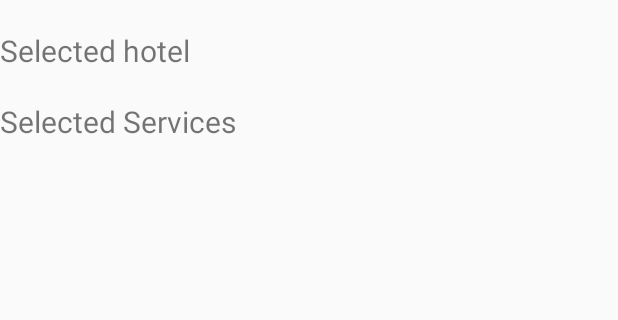
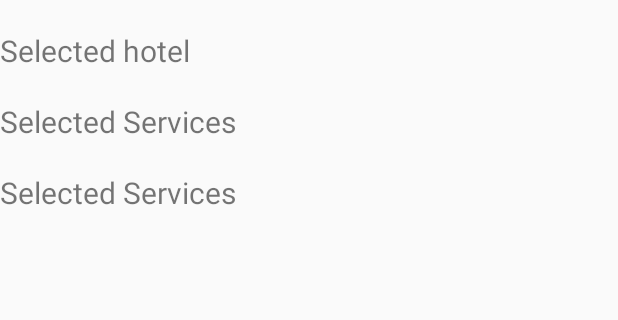
Before and after one commit to Dev-raj333/Event, an Android app: the fragment UserViewDetailsFragment shown on its own in the app's theme, on a phone screen of 412 x 824 dp, the part 415-735 px from its top. Run offline under Robolectric (Android 15) with nearby library versions, the phone set to English and light mode, and no system bars.

Commit message:
second update

```diff
--- a/app/src/main/java/com/example/eventmanagement/MyDbHelper.java
+++ b/app/src/main/java/com/example/eventmanagement/MyDbHelper.java
@@ -305,8 +305,8 @@ public class MyDbHelper extends SQLiteOpenHelper {
                 @SuppressLint("Range") String venueAddress = cursor.getString(cursor.getColumnIndex("venueAddress"));
                 @SuppressLint("Range") String occupancy = cursor.getString(cursor.getColumnIndex("occupancy"));
                 @SuppressLint("Range") String email = cursor.getString(cursor.getColumnIndex("email"));
-                @SuppressLint("Range") String phoneNumber = cursor.getString(cursor.getColumnIndex("email"));
-                Venue venue = new Venue(vid, venueName, venueAddress, occupancy, email, phoneNumber);
+                @SuppressLint("Range") String phoneNumber = cursor.getString(cursor.getColumnIndex("phoneNumber"));
+                Venue venue = new Venue(vid, venueName, venueAddress, occupancy, email,phoneNumber);
                 list.add(venue);
             }while (cursor.moveToNext());
         }
@@ -316,7 +316,7 @@ public class MyDbHelper extends SQLiteOpenHelper {
 
     public float calculateAvg(String vid){
         SQLiteDatabase db = this.getReadableDatabase();
-        String query = "SELECT AVG(rating_value) FROM ratings WHERE vid =?";
+        String query = "SELECT AVG(rating) FROM Rating WHERE vid =?";
         String[] selectArgs = {String.valueOf(vid)};
         Cursor cursor = db.rawQuery(query, selectArgs);
 
--- a/app/src/main/java/com/example/eventmanagement/UserViewDetailsFragment.java
+++ b/app/src/main/java/com/example/eventmanagement/UserViewDetailsFragment.java
@@ -10,24 +10,26 @@ import androidx.annotation.NonNull;
 import androidx.annotation.Nullable;
 import androidx.fragment.app.Fragment;
 
+import java.util.ArrayList;
+import java.util.List;
+
 public class UserViewDetailsFragment extends Fragment {
 
     @Override
     public void onCreate(@Nullable Bundle savedInstanceState) {
         super.onCreate(savedInstanceState);
-
-
-
     }
 
     @Override
     public View onCreateView(LayoutInflater inflater, ViewGroup container, Bundle savedInstanceState) {
         View view = inflater.inflate(R.layout.fragment_view_details, container, false);
-
+        List<Event> eventList = new ArrayList<>();
+        MyDbHelper myDbHelper = new MyDbHelper(getContext());
+        eventList =myDbHelper.selectEvent();
         final TextView selectedEventTextView = view.findViewById(R.id.selectedevent);
+        ;
         final TextView selectedHotelTextView = view.findViewById(R.id.selectedhotel);
         final TextView selectedServicesTextView = view.findViewById(R.id.services);
-
         final TextView eventNameTextView = view.findViewById(R.id.eventname1);
         final TextView guestsTextView = view.findViewById(R.id.guests1);
         final TextView entryDateTextView = view.findViewById(R.id.entrydate1);
--- a/app/src/main/java/com/example/eventmanagement/VenueReview.java
+++ b/app/src/main/java/com/example/eventmanagement/VenueReview.java
@@ -7,6 +7,7 @@ import androidx.fragment.app.Fragment;
 import androidx.fragment.app.FragmentManager;
 import androidx.fragment.app.FragmentTransaction;
 
+import android.util.Log;
 import android.view.LayoutInflater;
 import android.view.View;
 import android.view.ViewGroup;
@@ -57,7 +58,7 @@ public class VenueReview extends Fragment {
         View view =inflater.inflate(R.layout.fragment_venue_review, container, false);
         ListView listView = view.findViewById(R.id.list_view);
         String userId = getArguments().getString("userId");
-
+        Log.d("abc",userId);
 
         List<Venue> venueList = dbHelper.getEventVenue(userId);
 
--- a/app/src/main/res/layout/fragment_view_details.xml
+++ b/app/src/main/res/layout/fragment_view_details.xml
@@ -3,8 +3,6 @@
     xmlns:android="http://schemas.android.com/apk/res/android"
     android:layout_width="match_parent"
     android:orientation="vertical">
-
-
 
     <TextView
         android:layout_width="wrap_content"
@@ -60,8 +58,12 @@
         android:text="Selected Services"
         android:textSize="20sp"
         android:layout_marginTop="20sp"/>
-
-
-
+    <TextView
+        android:layout_width="wrap_content"
+        android:layout_height="wrap_content"
+        android:id="@+id/status"
+        android:text="Selected Services"
+        android:textSize="20sp"
+        android:layout_marginTop="20sp"/>
 
 </LinearLayout>
```
Also changed, not shown: app/src/main/java/com/example/eventmanagement/UserEventAdapter.java (added, +14 -0 lines).
